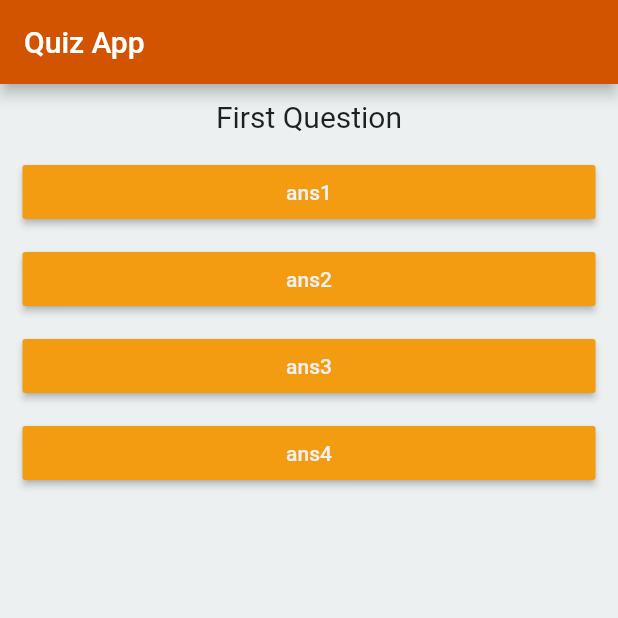
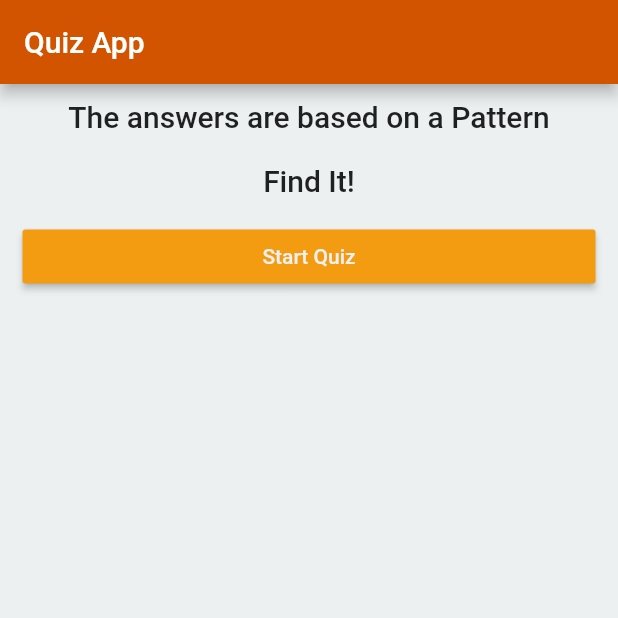
Before and after one commit to pranav230/Flutter-Projects, a Flutter app: the screen it shows after launch, on a phone screen of 412 x 824 dp, the top half of it. Run offline on Flutter 3.47's test engine with Material 2 defaults, Android fonts, the phone set to English and light mode, and no system bars.

```diff
--- a/Quiz_app/lib/main.dart
+++ b/Quiz_app/lib/main.dart
@@ -1,6 +1,7 @@
 import 'package:first_app/result.dart';
 import 'package:flutter/material.dart';
 import './quiz.dart';
+import './start.dart';
 
 void main() => runApp(MyApp());
 
@@ -12,7 +13,7 @@ class MyApp extends StatefulWidget {
 }
 
 class _MyAppState extends State<MyApp> {
-  var _questionIndex = 0;
+  var _questionIndex = -1;
   int _totalScore = 0;
 
   List<Object> colorTheme = [
@@ -50,16 +51,25 @@ class _MyAppState extends State<MyApp> {
         {'text': 'ans444', 'score': 0}
       ]
     },
+    {
+      'questionText': 'Fourth Question',
+      'answers': [
+        {'text': 'ans1111', 'score': 0},
+        {'text': 'ans2222', 'score': 0},
+        {'text': 'ans3333', 'score': 0},
+        {'text': 'ans4444', 'score': 1}
+      ]
+    },
   ];
 
   void _resetQuiz() {
     setState(() {
-      _questionIndex = 0;
+      _questionIndex = -1;
       _totalScore = 0;
     });
   }
 
-  void _buttonPressed(int score) {
+  void _buttonPressed({int score = 0}) {
     _totalScore += score;
 
     setState(() {
@@ -77,7 +87,9 @@ class _MyAppState extends State<MyApp> {
           title: Text('Quiz App'),
           backgroundColor: Color(0xFFD35400),
         ),
-        body: _questionIndex < _questions.length
+        body: _questionIndex == -1
+            ? Start(_questionIndex,_buttonPressed)
+            : _questionIndex < _questions.length
                 ? Quiz(
                     buttonPressed: _buttonPressed,
                     questions: _questions,
--- a/Quiz_app/lib/question.dart
+++ b/Quiz_app/lib/question.dart
@@ -13,7 +13,10 @@ class Question extends StatelessWidget {
       child: Text(
         questionText,
         textAlign: TextAlign.center,
-        style: TextStyle(fontSize : 20),
+        style: TextStyle(
+          fontSize: 20,
+          fontWeight: FontWeight.w500,
+        ),
       ),
     );
   }
--- a/Quiz_app/lib/quiz.dart
+++ b/Quiz_app/lib/quiz.dart
@@ -22,7 +22,7 @@ class Quiz extends StatelessWidget {
           questions[questionIndex]['questionText'],
         ),
         ...(questions[questionIndex]['answers'] as List<Map<String,Object>>).map( (answer) {
-          return Answer(() => buttonPressed(answer['score']), answer['text']);
+          return Answer(() => buttonPressed(score :answer['score']), answer['text']);
         }).toList(),
       ],
     );
--- /dev/null
+++ b/Quiz_app/lib/start.dart
@@ -0,0 +1,21 @@
+import './question.dart';
+import 'package:flutter/material.dart';
+import './answer.dart';
+
+class Start extends StatelessWidget {
+  final int toggler;
+  final Function startHandler;
+
+  Start(this.toggler, this.startHandler);
+
+  @override
+  Widget build(BuildContext context) {
+    return Column(
+      children: [
+        Question('The answers are based on a Pattern'),
+        Question('Find It!'),
+        Answer(startHandler, 'Start Quiz'),
+      ],
+    );
+  }
+}
```
Also changed, not shown: Quiz_app/lib/result.dart (+6 -2 lines). Lines whose indentation alone changed are shown as unchanged.
